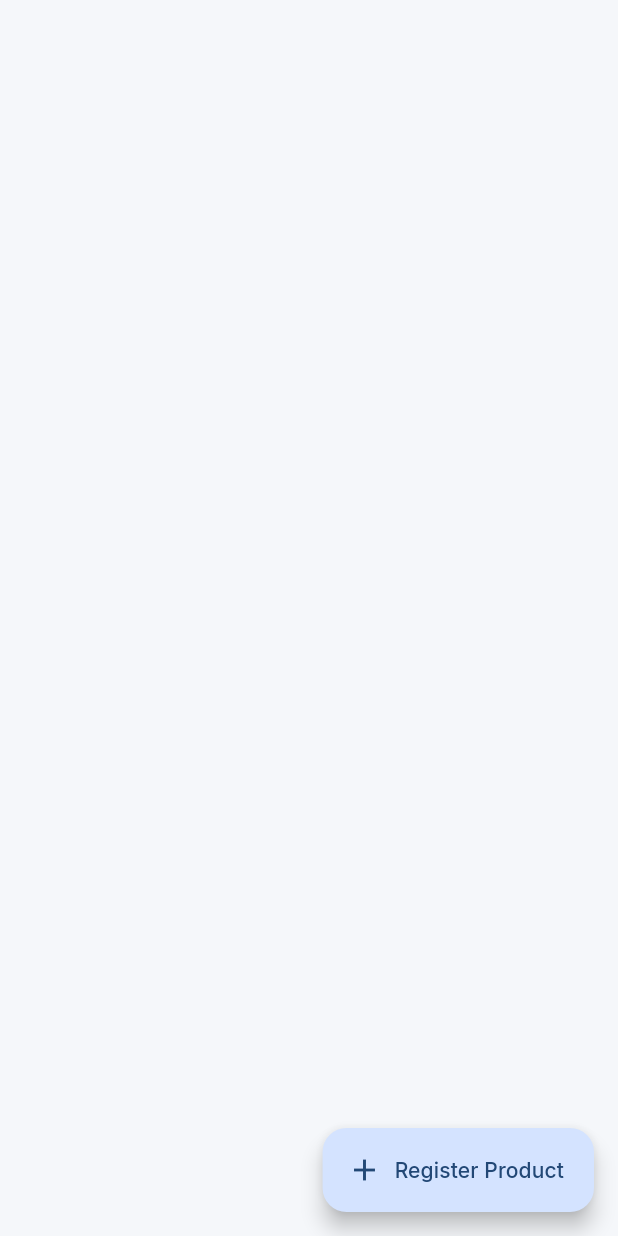
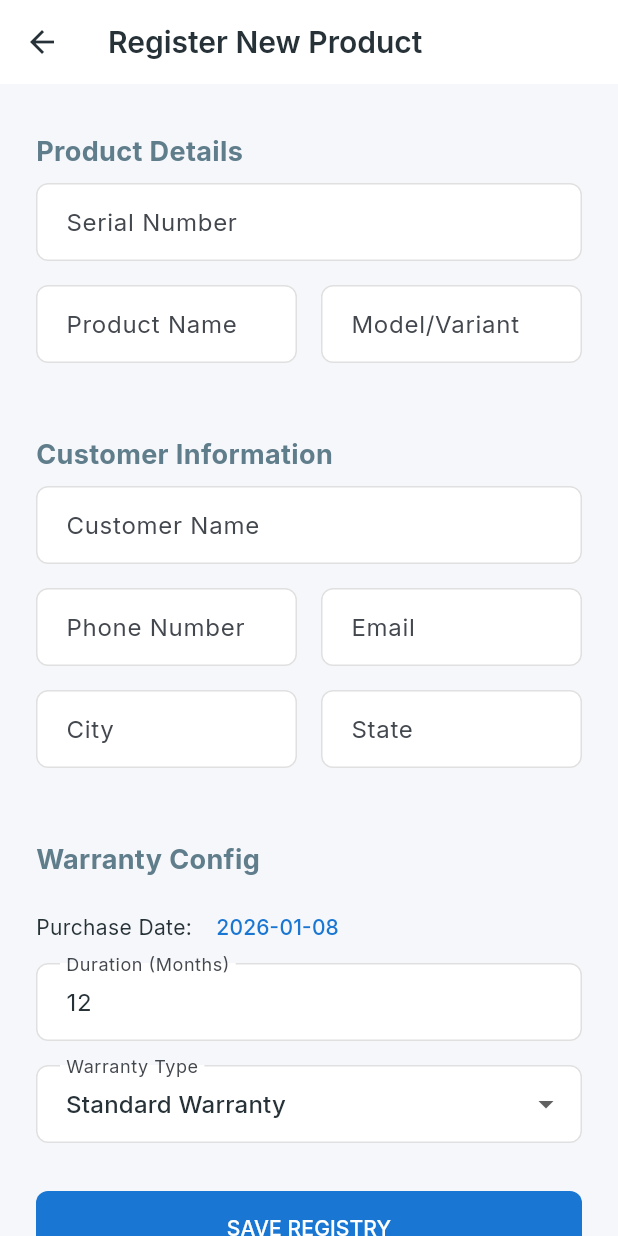
Before and after one commit to manavnagpal08/ENTECH, a Flutter app: the ProductListScreen screen opened directly, after a tap on "Register Product", on a phone screen of 412 x 824 dp. Run offline on Flutter 3.47's test engine with Material 3 defaults, Android fonts, the phone set to English and light mode, and no system bars; our stand-ins replace cloud_firestore, file_picker, firebase_auth, firebase_core, google_fonts, pdf and 1 more; missing offline and left inert: excel; accounts and stored records are empty.

```diff
--- a/lib/data/models/presales_query_model.dart
+++ b/lib/data/models/presales_query_model.dart
@@ -1,4 +1,5 @@
 import 'package:cloud_firestore/cloud_firestore.dart';
+// Updated for V3
 
 class Note {
   final String text;
@@ -26,7 +27,7 @@ class PreSalesQuery {
   final String customerName;
   final String phoneNumber;
   final String email;
-  final String? companyName;
+  final String? company;
   final Map<String, dynamic> location;
   final String productQueryDescription;
   final DateTime queryReceivedDate;
@@ -51,7 +52,7 @@ class PreSalesQuery {
     required this.customerName,
     required this.phoneNumber,
     required this.email,
-    this.companyName,
+    this.company,
     this.location = const {},
     required this.productQueryDescription,
     required this.queryReceivedDate,
@@ -80,7 +81,7 @@ class PreSalesQuery {
       'customerName': customerName,
       'phoneNumber': phoneNumber,
       'email': email,
-      'companyName': companyName,
+      'company': company,
       'location': location,
       'productQueryDescription': productQueryDescription,
       'queryReceivedDate': Timestamp.fromDate(queryReceivedDate),
@@ -109,7 +110,7 @@ class PreSalesQuery {
       customerName: data['customerName'] ?? '',
       phoneNumber: data['phoneNumber'] ?? '',
       email: data['email'] ?? '',
-      companyName: data['companyName'],
+      company: data['company'],
       location: data['location'] ?? {},
       productQueryDescription: data['productQueryDescription'] ?? '',
       queryReceivedDate: (data['queryReceivedDate'] as Timestamp).toDate(),
--- a/lib/features/auth/screens/login_screen.dart
+++ b/lib/features/auth/screens/login_screen.dart
@@ -63,7 +63,7 @@ class _LoginScreenState extends State<LoginScreen> {
               Container(
                 padding: const EdgeInsets.symmetric(horizontal: 16, vertical: 8),
                 decoration: BoxDecoration(color: Colors.blueGrey.shade100, borderRadius: BorderRadius.circular(20)),
-                child: const Text("Deployment No: TRIAL-V1-2026", style: TextStyle(fontWeight: FontWeight.bold, color: Colors.blueGrey)),
+                child: const Text("Deployment No: TRIAL-V3-2026", style: TextStyle(fontWeight: FontWeight.bold, color: Colors.blueGrey)),
               ),
               const SizedBox(height: 24),
               // Logo & Brand
--- a/lib/features/pre_sales/screens/pre_sales_detail_screen.dart
+++ b/lib/features/pre_sales/screens/pre_sales_detail_screen.dart
@@ -97,6 +97,25 @@ class _PreSalesDetailScreenState extends State<PreSalesDetailScreen> {
      _refresh();
   }
 
+  void _setReminder() async {
+    final date = await showDatePicker(
+      context: context,
+      initialDate: _query.followUpScheduledDate ?? DateTime.now().add(const Duration(days: 1)),
+      firstDate: DateTime.now(),
+      lastDate: DateTime.now().add(const Duration(days: 365)),
+    );
+
+    if (date != null && mounted) {
+      await FirebaseFirestore.instance.collection(FirestoreCollections.preSalesQueries).doc(_query.id).update({
+        'followUpScheduledDate': Timestamp.fromDate(date),
+        'followUpReminderTomorrow': false, // Reset flag so reminder works again
+        'latestUpdateOn': FieldValue.serverTimestamp(),
+      });
+      _refresh();
+      ScaffoldMessenger.of(context).showSnackBar(const SnackBar(content: Text('Reminder Set!')));
+    }
+  }
+
   @override
   Widget build(BuildContext context) {
     return Scaffold(
@@ -124,6 +143,7 @@ class _PreSalesDetailScreenState extends State<PreSalesDetailScreen> {
                 _buildStatusCard(),
                 const SizedBox(height: 24),
                 _buildInfoSection('Contact Info', [
+                  'Company: ${_query.company ?? '-'}',
                   'Phone: ${_query.phoneNumber}',
                   'Email: ${_query.email}',
                   'Location: ${_query.location['city']}, ${_query.location['state']}',
@@ -242,6 +262,14 @@ class _PreSalesDetailScreenState extends State<PreSalesDetailScreen> {
                   Expanded(child: ElevatedButton(onPressed: _approveProposal, child: const Text('Approve Internally')))
                 else if (_query.proposalStatus != 'proposal_sent')
                   Expanded(child: ElevatedButton(onPressed: _sendProposal, child: const Text('Mark Proposal Sent'))),
+
+                const SizedBox(width: 8),
+                Expanded(
+                  child: OutlinedButton(
+                    onPressed: _setReminder,
+                    child: Text(_query.followUpScheduledDate == null ? 'Set Admin Reminder' : 'Update Reminder')
+                  )
+                ),
               ],
             )
           ],
--- a/lib/features/pre_sales/screens/pre_sales_form_screen.dart
+++ b/lib/features/pre_sales/screens/pre_sales_form_screen.dart
@@ -22,6 +22,9 @@ class _PreSalesFormScreenState extends State<PreSalesFormScreen> {
   late TextEditingController _productCtrl;
   late TextEditingController _sourceCtrl;
   late TextEditingController _slaCtrl;
+  late TextEditingController _companyCtrl;
+  late TextEditingController _cityCtrl;
+  late TextEditingController _stateCtrl;
   final Uuid _uuid = const Uuid();
 
   @override
@@ -33,6 +36,12 @@ class _PreSalesFormScreenState extends State<PreSalesFormScreen> {
     _productCtrl = TextEditingController(text: widget.query?.productQueryDescription ?? '');
     _sourceCtrl = TextEditingController(text: widget.query?.querySource ?? 'Manual');
     _slaCtrl = TextEditingController(text: (widget.query?.replyCommitmentDays ?? 2).toString());
+
+    _companyCtrl = TextEditingController(text: widget.query?.company ?? '');
+    // Handle location map safely
+    final loc = widget.query?.location ?? {};
+    _cityCtrl = TextEditingController(text: loc['city'] ?? '');
+    _stateCtrl = TextEditingController(text: loc['state'] ?? '');
   }
 
   void _save() async {
@@ -45,13 +54,17 @@ class _PreSalesFormScreenState extends State<PreSalesFormScreen> {
       customerName: _customerNameCtrl.text,
       phoneNumber: _phoneCtrl.text,
       email: _emailCtrl.text,
+      company: _companyCtrl.text.isNotEmpty ? _companyCtrl.text : null,
+      location: {
+        'city': _cityCtrl.text,
+        'state': _stateCtrl.text,
+      },
       productQueryDescription: _productCtrl.text,
       queryReceivedDate: widget.query?.queryReceivedDate ?? DateTime.now(),
       replyCommitmentDays: int.tryParse(_slaCtrl.text) ?? 2,
       latestUpdateOn: DateTime.now(),
       latestUpdatedBy: 'Employee (Manual Entry)',
       notesThread: widget.query?.notesThread ?? [],
-      // Keep other fields as default/existing
     );
 
     try {
@@ -79,6 +92,29 @@ class _PreSalesFormScreenState extends State<PreSalesFormScreen> {
                 controller: _customerNameCtrl,
                 decoration: const InputDecoration(labelText: 'Customer Name'),
                 validator: (v) => v!.isEmpty ? 'Required' : null,
+              ),
+              const SizedBox(height: 16),
+               TextFormField(
+                controller: _companyCtrl,
+                decoration: const InputDecoration(labelText: 'Company Name (Optional)'),
+              ),
+              const SizedBox(height: 16),
+              Row(
+                children: [
+                   Expanded(
+                    child: TextFormField(
+                      controller: _cityCtrl,
+                      decoration: const InputDecoration(labelText: 'City'),
+                    ),
+                  ),
+                  const SizedBox(width: 16),
+                  Expanded(
+                    child: TextFormField(
+                      controller: _stateCtrl,
+                      decoration: const InputDecoration(labelText: 'State'),
+                    ),
+                  ),
+                ],
               ),
               const SizedBox(height: 16),
               Row(
--- /dev/null
+++ b/lib/features/products/screens/add_edit_product_screen.dart
@@ -0,0 +1,217 @@
+import 'package:flutter/material.dart';
+import 'package:cloud_firestore/cloud_firestore.dart';
+import '../../../data/models/product_model.dart';
+import '../../../core/constants/app_constants.dart';
+
+class AddEditProductScreen extends StatefulWidget {
+  final ProductModel? product; // If null, we are adding new
+
+  const AddEditProductScreen({super.key, this.product});
+
+  @override
+  State<AddEditProductScreen> createState() => _AddEditProductScreenState();
+}
+
+class _AddEditProductScreenState extends State<AddEditProductScreen> {
+  final _formKey = GlobalKey<FormState>();
+
+  // Controllers
+  final _serialCtrl = TextEditingController();
+  final _nameCtrl = TextEditingController();
+  final _modelCtrl = TextEditingController();
+  final _customerNameCtrl = TextEditingController();
+  final _phoneCtrl = TextEditingController();
+  final _emailCtrl = TextEditingController();
+  final _cityCtrl = TextEditingController();
+  final _stateCtrl = TextEditingController();
+  final _durationCtrl = TextEditingController(text: '12');
+
+  DateTime _purchaseDate = DateTime.now();
+  String _warrantyType = 'standard';
+  bool _isLoading = false;
+
+  @override
+  void initState() {
+    super.initState();
+    if (widget.product != null) {
+      // Edit Mode
+      final p = widget.product!;
+      _serialCtrl.text = p.serialNumber;
+      _nameCtrl.text = p.productName;
+      _modelCtrl.text = p.modelOrVariant;
+      _customerNameCtrl.text = p.customerName;
+      _phoneCtrl.text = p.phoneNumber;
+      _emailCtrl.text = p.email;
+      _cityCtrl.text = p.location['city'] ?? '';
+      _stateCtrl.text = p.location['state'] ?? '';
+      _durationCtrl.text = p.warrantyDurationMonths.toString();
+      _purchaseDate = p.purchaseDate;
+      _warrantyType = p.warrantyType;
+    }
+  }
+
+  Future<void> _saveProduct() async {
+    if (!_formKey.currentState!.validate()) return;
+
+    setState(() => _isLoading = true);
+
+    try {
+      final duration = int.tryParse(_durationCtrl.text) ?? 12;
+      final warrantyEnd = _purchaseDate.add(Duration(days: duration * 30)); // Approx
+
+      final newProduct = ProductModel(
+        id: widget.product?.id ?? _serialCtrl.text.trim(), // Use Serial as ID or update existing
+        serialNumber: _serialCtrl.text.trim(),
+        productName: _nameCtrl.text.trim(),
+        modelOrVariant: _modelCtrl.text.trim(),
+        customerName: _customerNameCtrl.text.trim(),
+        phoneNumber: _phoneCtrl.text.trim(),
+        email: _emailCtrl.text.trim(),
+        purchaseDate: _purchaseDate,
+        warrantyType: _warrantyType,
+        warrantyDurationMonths: duration,
+        warrantyStartDate: _purchaseDate,
+        warrantyEndDate: warrantyEnd,
+        location: {
+          'city': _cityCtrl.text.trim(),
+          'state': _stateCtrl.text.trim(),
+        },
+        latestUpdatedBy: 'Admin', // Mock
+        latestUpdatedOn: DateTime.now(),
+        // Preserve existing fields if edit
+        warrantyClaimCount: widget.product?.warrantyClaimCount ?? 0,
+        warrantyRejectedCount: widget.product?.warrantyRejectedCount ?? 0,
+        serviceHistory: widget.product?.serviceHistory ?? [],
+      );
+
+      await FirebaseFirestore.instance
+          .collection(FirestoreCollections.products)
+          .doc(newProduct.id)
+          .set(newProduct.toMap());
+
+      if (mounted) {
+        ScaffoldMessenger.of(context).showSnackBar(
+          const SnackBar(content: Text('Product Saved Successfully!'))
+        );
+        Navigator.pop(context);
+      }
+    } catch (e) {
+      if (mounted) {
+        ScaffoldMessenger.of(context).showSnackBar(
+           SnackBar(content: Text('Error: $e'), backgroundColor: Colors.red)
+        );
+      }
+    } finally {
+      if (mounted) setState(() => _isLoading = false);
+    }
+  }
+
+  @override
+  Widget build(BuildContext context) {
+    return Scaffold(
+      appBar: AppBar(
+        title: Text(widget.product == null ? 'Register New Product' : 'Edit Product'),
+      ),
+      body: _isLoading
+        ? const Center(child: CircularProgressIndicator())
+        : SingleChildScrollView(
+            padding: const EdgeInsets.all(24),
+            child: Form(
+              key: _formKey,
+              child: Column(
+                crossAxisAlignment: CrossAxisAlignment.start,
+                children: [
+                  _buildSectionHeader('Product Details'),
+                  _buildTextField('Serial Number', _serialCtrl, required: true, enabled: widget.product == null),
+                  Row(children: [
+                    Expanded(child: _buildTextField('Product Name', _nameCtrl, required: true)),
+                    const SizedBox(width: 16),
+                    Expanded(child: _buildTextField('Model/Variant', _modelCtrl, required: true)),
+                  ]),
+
+                  const SizedBox(height: 24),
+                  _buildSectionHeader('Customer Information'),
+                  _buildTextField('Customer Name', _customerNameCtrl, required: true),
+                  Row(children: [
+                    Expanded(child: _buildTextField('Phone Number', _phoneCtrl, required: true, keyboardType: TextInputType.phone)),
+                    const SizedBox(width: 16),
+                    Expanded(child: _buildTextField('Email', _emailCtrl, keyboardType: TextInputType.emailAddress)),
+                  ]),
+                   Row(children: [
+                    Expanded(child: _buildTextField('City', _cityCtrl)),
+                    const SizedBox(width: 16),
+                    Expanded(child: _buildTextField('State', _stateCtrl)),
+                  ]),
+
+                  const SizedBox(height: 24),
+                  _buildSectionHeader('Warranty Config'),
+                  Row(
+                    children: [
+                       const Text('Purchase Date: '),
+                       TextButton(
+                         onPressed: () async {
+                           final date = await showDatePicker(
+                             context: context,
+                             initialDate: _purchaseDate,
+                             firstDate: DateTime(2020),
+                             lastDate: DateTime.now()
+                           );
+                           if (date != null) setState(() => _purchaseDate = date);
+                         },
+                         child: Text(_purchaseDate.toString().split(' ')[0]),
+                       )
+                    ],
+                  ),
+                  _buildTextField('Duration (Months)', _durationCtrl, keyboardType: TextInputType.number),
+                  DropdownButtonFormField<String>(
+                    value: _warrantyType,
+                    decoration: const InputDecoration(labelText: 'Warranty Type'),
+                    items: const [
+                      DropdownMenuItem(value: 'standard', child: Text('Standard Warranty')),
+                      DropdownMenuItem(value: 'extended', child: Text('Extended Warranty')),
+                      DropdownMenuItem(value: 'no_warranty', child: Text('No Warranty')),
+                    ],
+                    onChanged: (val) => setState(() => _warrantyType = val!),
+                  ),
+
+                  const SizedBox(height: 32),
+                  SizedBox(
+                    width: double.infinity,
+                    height: 50,
+                    child: ElevatedButton(
+                      onPressed: _saveProduct,
+                      child: const Text('SAVE REGISTRY')
+                    ),
+                  )
+                ],
+              ),
+            ),
+          ),
+    );
+  }
+
+  Widget _buildTextField(String label, TextEditingController ctrl, {
+    bool required = false, TextInputType? keyboardType, bool enabled = true
+  }) {
+    return Padding(
+      padding: const EdgeInsets.only(bottom: 16),
+      child: TextFormField(
+        controller: ctrl,
+        keyboardType: keyboardType,
+        enabled: enabled,
+        decoration: InputDecoration(
+          labelText: label,
+          border: const OutlineInputBorder(),
+        ),
+        validator: required ? (v) => v == null || v.isEmpty ? 'Required' : null : null,
+      ),
+    );
+  }
+
+  Widget _buildSectionHeader(String title) {
+    return Padding(
+      padding: const EdgeInsets.symmetric(vertical: 8),
+      child: Text(title, style: const TextStyle(fontSize: 18, fontWeight: FontWeight.bold, color: Colors.blueGrey)),
+    );
+  }
+}
--- a/lib/features/products/screens/product_list_screen.dart
+++ b/lib/features/products/screens/product_list_screen.dart
@@ -4,6 +4,7 @@ import 'product_detail_screen.dart';
 import '../../../data/models/product_model.dart';
 // import '../../../core/utils/logic_engines.dart';
 import 'package:cloud_firestore/cloud_firestore.dart';
+import 'add_edit_product_screen.dart';
 
 class ProductListScreen extends StatelessWidget {
   const ProductListScreen({super.key});
@@ -13,7 +14,7 @@ class ProductListScreen extends StatelessWidget {
      return Scaffold(
       floatingActionButton: FloatingActionButton.extended(
         onPressed: () {
-          // Add Product
+          Navigator.push(context, MaterialPageRoute(builder: (_) => const AddEditProductScreen()));
         },
         label: const Text("Register Product"),
         icon: const Icon(Icons.add),
--- a/lib/features/service_desk/screens/service_ticket_list_screen.dart
+++ b/lib/features/service_desk/screens/service_ticket_list_screen.dart
@@ -4,6 +4,7 @@ import '../../../data/models/service_ticket_model.dart';
 import 'package:intl/intl.dart';
 import 'service_ticket_detail_screen.dart';
 import 'package:cloud_firestore/cloud_firestore.dart';
+import 'service_ticket_form.dart';
 
 class ServiceTicketListScreen extends StatefulWidget {
   const ServiceTicketListScreen({super.key});
@@ -45,7 +46,7 @@ class _ServiceTicketListScreenState extends State<ServiceTicketListScreen> with
       ),
       floatingActionButton: FloatingActionButton.extended(
         onPressed: () {
-          // Navigator.push(context, MaterialPageRoute(builder: (_) => ServiceTicketForm()));
+          Navigator.push(context, MaterialPageRoute(builder: (_) => const ServiceTicketForm()));
         },
         label: const Text("New Ticket"),
         icon: const Icon(Icons.add_task),
```
Also changed, not shown: lib/core/services/pdf_service.dart (+74 -19 lines), lib/features/dashboard/screens/web_dashboard.dart (+76 -54 lines), lib/features/service_desk/screens/service_ticket_form.dart (added, +173 -0 lines), 2 other files.
